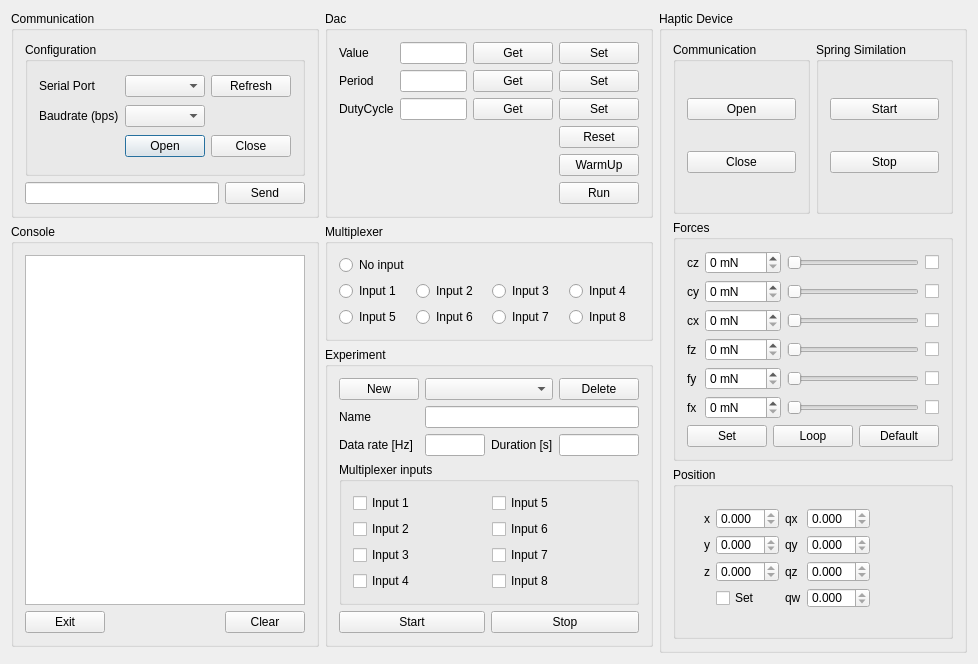
First picture: the form in InterfaceDSPIC.ui, repository GaruPeng/MicroTIP-GUI, before the edit.
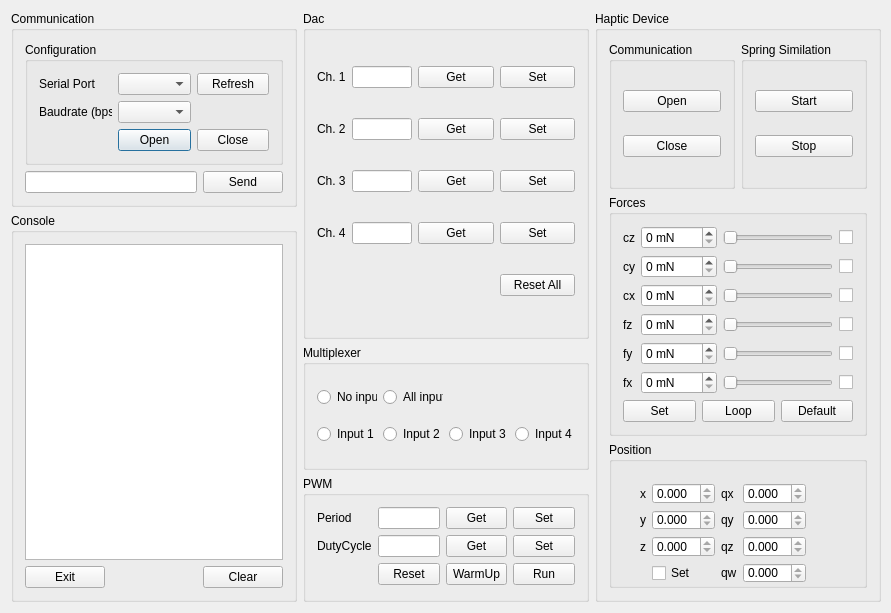
Second picture: the form after the edit.

Patch:
```diff
--- a/InterfaceDSPIC.ui
+++ b/InterfaceDSPIC.ui
@@ -6,10 +6,16 @@
    <rect>
     <x>0</x>
     <y>0</y>
-    <width>882</width>
-    <height>605</height>
+    <width>891</width>
+    <height>613</height>
    </rect>
   </property>
+  <property name="minimumSize">
+   <size>
+    <width>891</width>
+    <height>613</height>
+   </size>
+  </property>
   <property name="windowTitle">
    <string>InterfaceDSPIC</string>
   </property>
@@ -93,290 +99,6 @@
      </layout>
     </widget>
    </item>
-   <item row="1" column="1">
-    <widget class="QGroupBox" name="vlyMux">
-     <property name="title">
-      <string>Multiplexer</string>
-     </property>
-     <layout class="QGridLayout" name="gridLayout_14">
-      <item row="0" column="0">
-       <widget class="QRadioButton" name="radMuxNoInput">
-        <property name="text">
-         <string>No input</string>
-        </property>
-        <attribute name="buttonGroup">
-         <string notr="true">btgMux</string>
-        </attribute>
-       </widget>
-      </item>
-      <item row="1" column="0">
-       <widget class="QRadioButton" name="radMuxInput1">
-        <property name="text">
-         <string>Input 1</string>
-        </property>
-        <attribute name="buttonGroup">
-         <string notr="true">btgMux</string>
-        </attribute>
-       </widget>
-      </item>
-      <item row="1" column="1">
-       <widget class="QRadioButton" name="radMuxInput2">
-        <property name="text">
-         <string>Input 2</string>
-        </property>
-        <attribute name="buttonGroup">
-         <string notr="true">btgMux</string>
-        </attribute>
-       </widget>
-      </item>
-      <item row="1" column="2">
-       <widget class="QRadioButton" name="radMuxInput3">
-        <property name="text">
-         <string>Input 3</string>
-        </property>
-        <attribute name="buttonGroup">
-         <string notr="true">btgMux</string>
-        </attribute>
-       </widget>
-      </item>
-      <item row="1" column="3">
-       <widget class="QRadioButton" name="radMuxInput4">
-        <property name="text">
-         <string>Input 4</string>
-        </property>
-        <attribute name="buttonGroup">
-         <string notr="true">btgMux</string>
-        </attribute>
-       </widget>
-      </item>
-      <item row="2" column="0">
-       <widget class="QRadioButton" name="radMuxInput5">
-        <property name="text">
-         <string>Input 5</string>
-        </property>
-        <attribute name="buttonGroup">
-         <string notr="true">btgMux</string>
-        </attribute>
-       </widget>
-      </item>
-      <item row="2" column="1">
-       <widget class="QRadioButton" name="radMuxInput6">
-        <property name="text">
-         <string>Input 6</string>
-        </property>
-        <attribute name="buttonGroup">
-         <string notr="true">btgMux</string>
-        </attribute>
-       </widget>
-      </item>
-      <item row="2" column="2">
-       <widget class="QRadioButton" name="radMuxInput7">
-        <property name="text">
-         <string>Input 7</string>
-        </property>
-        <attribute name="buttonGroup">
-         <string notr="true">btgMux</string>
-        </attribute>
-       </widget>
-      </item>
-      <item row="2" column="3">
-       <widget class="QRadioButton" name="radMuxInput8">
-        <property name="text">
-         <string>Input 8</string>
-        </property>
-        <attribute name="buttonGroup">
-         <string notr="true">btgMux</string>
-        </attribute>
-       </widget>
-      </item>
-     </layout>
-    </widget>
-   </item>
-   <item row="1" column="0" rowspan="2">
-    <widget class="QGroupBox" name="gbpConsole">
-     <property name="title">
-      <string>Console</string>
-     </property>
-     <layout class="QGridLayout" name="gridLayout_4">
-      <item row="3" column="3">
-       <widget class="QPushButton" name="btnClearConsole">
-        <property name="text">
-         <string>Clear</string>
-        </property>
-       </widget>
-      </item>
-      <item row="3" column="0">
-       <widget class="QPushButton" name="btnExit">
-        <property name="text">
-         <string>Exit</string>
-        </property>
-       </widget>
-      </item>
-      <item row="1" column="0" rowspan="2" colspan="4">
-       <widget class="QTextEdit" name="teConsole">
-        <property name="enabled">
-         <bool>true</bool>
-        </property>
-        <property name="readOnly">
-         <bool>true</bool>
-        </property>
-        <property name="acceptRichText">
-         <bool>true</bool>
-        </property>
-       </widget>
-      </item>
-     </layout>
-    </widget>
-   </item>
-   <item row="2" column="1">
-    <widget class="QGroupBox" name="gpbExperiment">
-     <property name="title">
-      <string>Experiment</string>
-     </property>
-     <layout class="QGridLayout" name="gridLayout_9">
-      <item row="0" column="1" colspan="2">
-       <widget class="QComboBox" name="cmbExperimentName"/>
-      </item>
-      <item row="1" column="0">
-       <widget class="QLabel" name="lblExperimentName">
-        <property name="text">
-         <string>Name</string>
-        </property>
-       </widget>
-      </item>
-      <item row="7" column="0" colspan="2">
-       <widget class="QPushButton" name="btnStartExperiment">
-        <property name="text">
-         <string>Start</string>
-        </property>
-       </widget>
-      </item>
-      <item row="1" column="1" colspan="3">
-       <widget class="QLineEdit" name="leExperimentName"/>
-      </item>
-      <item row="2" column="0">
-       <widget class="QLabel" name="lblExperimentDataRate">
-        <property name="text">
-         <string>Data rate [Hz]</string>
-        </property>
-       </widget>
-      </item>
-      <item row="2" column="1">
-       <widget class="QLineEdit" name="leExperimentDataRate">
-        <property name="minimumSize">
-         <size>
-          <width>60</width>
-          <height>0</height>
-         </size>
-        </property>
-       </widget>
-      </item>
-      <item row="2" column="3">
-       <widget class="QLineEdit" name="leExperimentName_3">
-        <property name="minimumSize">
-         <size>
-          <width>40</width>
-          <height>0</height>
-         </size>
-        </property>
-       </widget>
-      </item>
-      <item row="2" column="2">
-       <widget class="QLabel" name="lblExperimentDuration">
-        <property name="text">
-         <string>Duration [s]</string>
-        </property>
-       </widget>
-      </item>
-      <item row="0" column="0">
-       <widget class="QPushButton" name="btnNewExperiment">
-        <property name="text">
-         <string>New</string>
-        </property>
-       </widget>
-      </item>
-      <item row="7" column="2" colspan="2">
-       <widget class="QPushButton" name="btnStopExperiment">
-        <property name="text">
-         <string>Stop</string>
-        </property>
-       </widget>
-      </item>
-      <item row="0" column="3">
-       <widget class="QPushButton" name="btnDeleteExperiment">
-        <property name="text">
-         <string>Delete</string>
-        </property>
-       </widget>
-      </item>
-      <item row="6" column="0" colspan="4">
-       <widget class="QGroupBox" name="gpbMuxInputs">
-        <property name="title">
-         <string>Multiplexer inputs</string>
-        </property>
-        <layout class="QGridLayout" name="gridLayout_10">
-         <item row="2" column="0">
-          <widget class="QCheckBox" name="ckbMuxInput_3">
-           <property name="text">
-            <string>Input 3</string>
-           </property>
-          </widget>
-         </item>
-         <item row="2" column="1">
-          <widget class="QCheckBox" name="ckbMuxInput_7">
-           <property name="text">
-            <string>Input 7</string>
-           </property>
-          </widget>
-         </item>
-         <item row="1" column="0">
-          <widget class="QCheckBox" name="ckbMuxInput_2">
-           <property name="text">
-            <string>Input 2</string>
-           </property>
-          </widget>
-         </item>
-         <item row="1" column="1">
-          <widget class="QCheckBox" name="ckbMuxInput_6">
-           <property name="text">
-            <string>Input 6</string>
-           </property>
-          </widget>
-         </item>
-         <item row="0" column="0">
-          <widget class="QCheckBox" name="ckbMuxInput_1">
-           <property name="text">
-            <string>Input 1</string>
-           </property>
-          </widget>
-         </item>
-         <item row="0" column="1">
-          <widget class="QCheckBox" name="ckbMuxInput_5">
-           <property name="text">
-            <string>Input 5</string>
-           </property>
-          </widget>
-         </item>
-         <item row="3" column="0">
-          <widget class="QCheckBox" name="ckbMuxInput_4">
-           <property name="text">
-            <string>Input 4</string>
-           </property>
-          </widget>
-         </item>
-         <item row="3" column="1">
-          <widget class="QCheckBox" name="ckbMuxInput_8">
-           <property name="text">
-            <string>Input 8</string>
-           </property>
-          </widget>
-         </item>
-        </layout>
-       </widget>
-      </item>
-     </layout>
-    </widget>
-   </item>
    <item row="0" column="3" rowspan="4">
     <widget class="QGroupBox" name="gpbHaptic">
      <property name="title">
@@ -962,122 +684,302 @@
      </layout>
     </widget>
    </item>
-   <item row="0" column="1">
-    <widget class="QGroupBox" name="gpbDac">
+   <item row="3" column="1">
+    <widget class="QGroupBox" name="gpbPWM">
      <property name="title">
-      <string>Dac</string>
+      <string>PWM</string>
      </property>
-     <layout class="QGridLayout" name="gridLayout_5">
-      <item row="2" column="3">
-       <widget class="QPushButton" name="btnPwmSetDuty">
+     <layout class="QGridLayout" name="gridLayout_9">
+      <item row="0" column="0">
+       <widget class="QLabel" name="lblPwmFreq">
         <property name="text">
-         <string>Set</string>
+         <string>Period</string>
         </property>
        </widget>
       </item>
-      <item row="1" column="3">
-       <widget class="QPushButton" name="btnPwmSetFreq">
-        <property name="text">
-         <string>Set</string>
-        </property>
-       </widget>
-      </item>
-      <item row="2" column="1">
-       <widget class="QLineEdit" name="lePwmDuty"/>
-      </item>
-      <item row="0" column="2">
-       <widget class="QPushButton" name="btnDacGetValue">
-        <property name="text">
-         <string>Get</string>
-        </property>
-       </widget>
-      </item>
-      <item row="1" column="1">
+      <item row="0" column="1">
        <widget class="QLineEdit" name="lePwmFreq"/>
       </item>
-      <item row="1" column="2">
+      <item row="0" column="2">
        <widget class="QPushButton" name="btnPwmGetFreq">
         <property name="text">
          <string>Get</string>
         </property>
        </widget>
       </item>
-      <item row="2" column="0">
+      <item row="0" column="3">
+       <widget class="QPushButton" name="btnPwmSetFreq">
+        <property name="text">
+         <string>Set</string>
+        </property>
+       </widget>
+      </item>
+      <item row="1" column="0">
        <widget class="QLabel" name="lblPwmDuty">
         <property name="text">
          <string>DutyCycle</string>
         </property>
        </widget>
       </item>
-      <item row="1" column="0">
-       <widget class="QLabel" name="lblPwmFreq">
-        <property name="text">
-         <string>Period</string>
-        </property>
-       </widget>
+      <item row="1" column="1">
+       <widget class="QLineEdit" name="lePwmDuty"/>
       </item>
-      <item row="0" column="0">
-       <widget class="QLabel" name="lblDacValue">
-        <property name="text">
-         <string>Value</string>
-        </property>
-       </widget>
-      </item>
-      <item row="0" column="1">
-       <widget class="QLineEdit" name="leDacValue">
-        <property name="minimumSize">
-         <size>
-          <width>60</width>
-          <height>0</height>
-         </size>
-        </property>
-       </widget>
-      </item>
-      <item row="2" column="2">
+      <item row="1" column="2">
        <widget class="QPushButton" name="btnPwmGetDuty">
         <property name="text">
          <string>Get</string>
         </property>
        </widget>
       </item>
-      <item row="0" column="3">
-       <widget class="QPushButton" name="btnDacSetValue">
+      <item row="1" column="3">
+       <widget class="QPushButton" name="btnPwmSetDuty">
         <property name="text">
          <string>Set</string>
         </property>
        </widget>
       </item>
-      <item row="8" column="3">
-       <widget class="QPushButton" name="btnPwmRun">
-        <property name="text">
-         <string>Run</string>
-        </property>
-       </widget>
-      </item>
-      <item row="4" column="2">
-       <spacer name="vspDac">
-        <property name="orientation">
-         <enum>Qt::Vertical</enum>
-        </property>
-        <property name="sizeHint" stdset="0">
-         <size>
-          <width>20</width>
-          <height>40</height>
-         </size>
-        </property>
-       </spacer>
-      </item>
-      <item row="6" column="3">
+      <item row="2" column="1">
        <widget class="QPushButton" name="btnPwmReset">
         <property name="text">
          <string>Reset</string>
         </property>
        </widget>
       </item>
-      <item row="7" column="3">
+      <item row="2" column="2">
        <widget class="QPushButton" name="btnPwmWarm">
         <property name="text">
          <string>WarmUp</string>
+        </property>
+       </widget>
+      </item>
+      <item row="2" column="3">
+       <widget class="QPushButton" name="btnPwmRun">
+        <property name="text">
+         <string>Run</string>
+        </property>
+       </widget>
+      </item>
+     </layout>
+    </widget>
+   </item>
+   <item row="2" column="1">
+    <widget class="QGroupBox" name="gpbMux">
+     <property name="title">
+      <string>Multiplexer</string>
+     </property>
+     <layout class="QGridLayout" name="gridLayout_14">
+      <item row="0" column="1">
+       <widget class="QRadioButton" name="radMuxInputAll">
+        <property name="text">
+         <string>All input</string>
+        </property>
+        <attribute name="buttonGroup">
+         <string notr="true">btgMux</string>
+        </attribute>
+       </widget>
+      </item>
+      <item row="0" column="0">
+       <widget class="QRadioButton" name="radMuxNoInput">
+        <property name="text">
+         <string>No input</string>
+        </property>
+        <attribute name="buttonGroup">
+         <string notr="true">btgMux</string>
+        </attribute>
+       </widget>
+      </item>
+      <item row="1" column="0">
+       <widget class="QRadioButton" name="radMuxInput1">
+        <property name="text">
+         <string>Input 1</string>
+        </property>
+        <attribute name="buttonGroup">
+         <string notr="true">btgMux</string>
+        </attribute>
+       </widget>
+      </item>
+      <item row="1" column="3">
+       <widget class="QRadioButton" name="radMuxInput4">
+        <property name="text">
+         <string>Input 4</string>
+        </property>
+        <attribute name="buttonGroup">
+         <string notr="true">btgMux</string>
+        </attribute>
+       </widget>
+      </item>
+      <item row="1" column="1">
+       <widget class="QRadioButton" name="radMuxInput2">
+        <property name="text">
+         <string>Input 2</string>
+        </property>
+        <attribute name="buttonGroup">
+         <string notr="true">btgMux</string>
+        </attribute>
+       </widget>
+      </item>
+      <item row="1" column="2">
+       <widget class="QRadioButton" name="radMuxInput3">
+        <property name="text">
+         <string>Input 3</string>
+        </property>
+        <attribute name="buttonGroup">
+         <string notr="true">btgMux</string>
+        </attribute>
+       </widget>
+      </item>
+     </layout>
+    </widget>
+   </item>
+   <item row="1" column="0" rowspan="3">
+    <widget class="QGroupBox" name="gbpConsole">
+     <property name="title">
+      <string>Console</string>
+     </property>
+     <layout class="QGridLayout" name="gridLayout_4">
+      <item row="3" column="3">
+       <widget class="QPushButton" name="btnClearConsole">
+        <property name="text">
+         <string>Clear</string>
+        </property>
+       </widget>
+      </item>
+      <item row="3" column="0">
+       <widget class="QPushButton" name="btnExit">
+        <property name="text">
+         <string>Exit</string>
+        </property>
+       </widget>
+      </item>
+      <item row="1" column="0" rowspan="2" colspan="4">
+       <widget class="QTextEdit" name="teConsole">
+        <property name="enabled">
+         <bool>true</bool>
+        </property>
+        <property name="readOnly">
+         <bool>true</bool>
+        </property>
+        <property name="acceptRichText">
+         <bool>true</bool>
+        </property>
+       </widget>
+      </item>
+     </layout>
+    </widget>
+   </item>
+   <item row="0" column="1" rowspan="2">
+    <widget class="QGroupBox" name="gpbDac">
+     <property name="title">
+      <string>Dac</string>
+     </property>
+     <layout class="QGridLayout" name="gridLayout_5">
+      <item row="3" column="2">
+       <widget class="QPushButton" name="btnDacGetValue3">
+        <property name="text">
+         <string>Get</string>
+        </property>
+       </widget>
+      </item>
+      <item row="2" column="0">
+       <widget class="QLabel" name="lblDacValue2">
+        <property name="text">
+         <string>Ch. 2</string>
+        </property>
+       </widget>
+      </item>
+      <item row="3" column="1">
+       <widget class="QLineEdit" name="leDacValue3"/>
+      </item>
+      <item row="2" column="1">
+       <widget class="QLineEdit" name="leDacValue2"/>
+      </item>
+      <item row="2" column="2">
+       <widget class="QPushButton" name="btnDacGetValue2">
+        <property name="text">
+         <string>Get</string>
+        </property>
+       </widget>
+      </item>
+      <item row="4" column="2">
+       <widget class="QPushButton" name="btnDacGetValue4">
+        <property name="text">
+         <string>Get</string>
+        </property>
+       </widget>
+      </item>
+      <item row="3" column="0">
+       <widget class="QLabel" name="lblDacValue3">
+        <property name="text">
+         <string>Ch. 3</string>
+        </property>
+       </widget>
+      </item>
+      <item row="4" column="1">
+       <widget class="QLineEdit" name="leDacValue4"/>
+      </item>
+      <item row="4" column="0">
+       <widget class="QLabel" name="lblDacValue4">
+        <property name="text">
+         <string>Ch. 4</string>
+        </property>
+       </widget>
+      </item>
+      <item row="4" column="3">
+       <widget class="QPushButton" name="btnDacSetValue4">
+        <property name="text">
+         <string>Set</string>
+        </property>
+       </widget>
+      </item>
+      <item row="3" column="3">
+       <widget class="QPushButton" name="btnDacSetValue3">
+        <property name="text">
+         <string>Set</string>
+        </property>
+       </widget>
+      </item>
+      <item row="0" column="3">
+       <widget class="QPushButton" name="btnDacSetValue">
+        <property name="text">
+         <string>Set</string>
+        </property>
+       </widget>
+      </item>
+      <item row="0" column="2">
+       <widget class="QPushButton" name="btnDacGetValue">
+        <property name="text">
+         <string>Get</string>
+        </property>
+       </widget>
+      </item>
+      <item row="0" column="1">
+       <widget class="QLineEdit" name="leDacValue">
+        <property name="minimumSize">
+         <size>
+          <width>60</width>
+          <height>0</height>
+         </size>
+        </property>
+       </widget>
+      </item>
+      <item row="2" column="3">
+       <widget class="QPushButton" name="btnDacSetValue2">
+        <property name="text">
+         <string>Set</string>
+        </property>
+       </widget>
+      </item>
+      <item row="0" column="0">
+       <widget class="QLabel" name="lblDacValue">
+        <property name="text">
+         <string>Ch. 1</string>
+        </property>
+       </widget>
+      </item>
+      <item row="5" column="3">
+       <widget class="QPushButton" name="btnDacReset">
+        <property name="text">
+         <string>Reset All</string>
         </property>
        </widget>
       </item>
```
